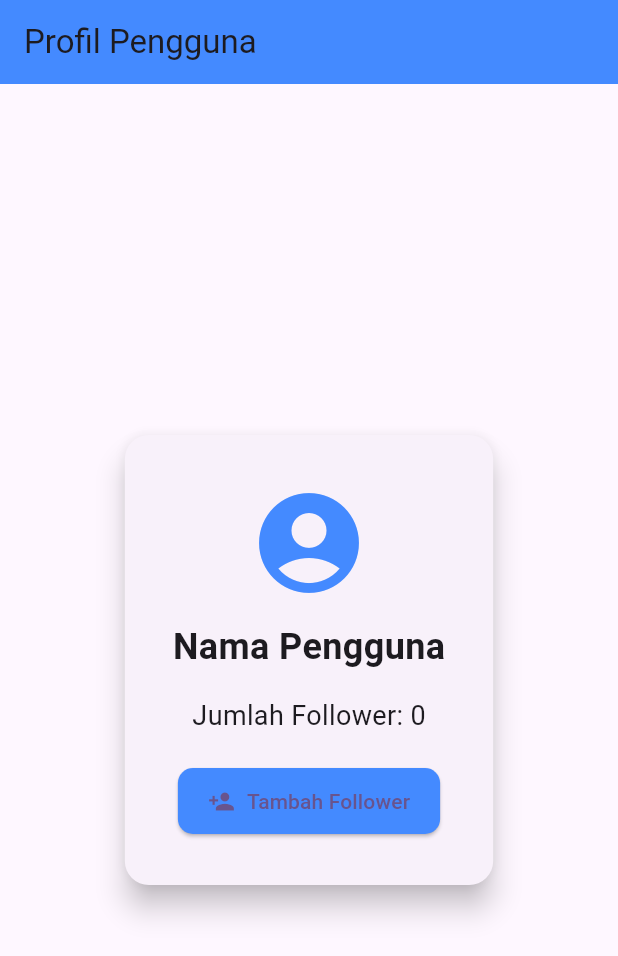
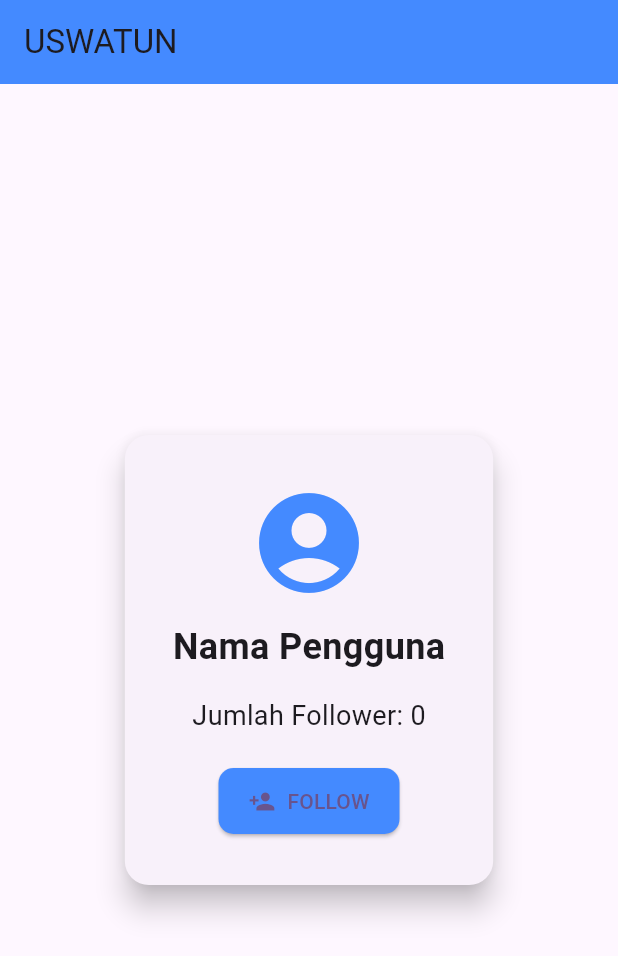
Before and after one commit to Uswatun76/PPB, a Flutter app: the screen it shows after launch, on a phone screen of 412 x 824 dp. Shown: the top 956 px of the screen. Run offline on Flutter 3.47's test engine with Material 3 defaults, Android fonts, the light colour scheme and no system bars.

Commit message:
Tugas followers

```diff
--- a/FLUTTER/lib/profile.dart
+++ b/FLUTTER/lib/profile.dart
@@ -20,7 +20,7 @@ class _ProfileState extends State<Profile> {
   Widget build(BuildContext context) {
     return Scaffold(
       appBar: AppBar(
-        title: const Text('Profil Pengguna'),
+        title: const Text('USWATUN'),
         backgroundColor: Colors.blueAccent,
       ),
       body: Center(
@@ -54,7 +54,7 @@ class _ProfileState extends State<Profile> {
                 ElevatedButton.icon(
                   onPressed: tambahFollower,
                   icon: const Icon(Icons.person_add),
-                  label: const Text('Tambah Follower'),
+                  label: const Text('FOLLOW'),
                   style: ElevatedButton.styleFrom(
                     backgroundColor: Colors.blueAccent,
                     padding: const EdgeInsets.symmetric(
```
